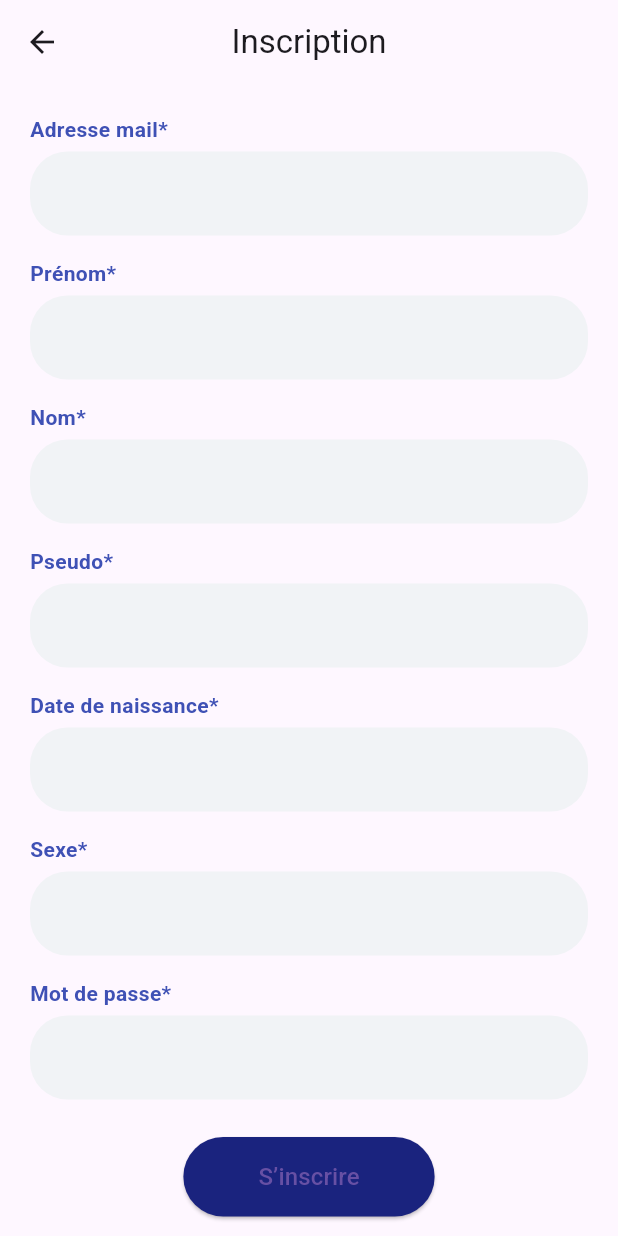
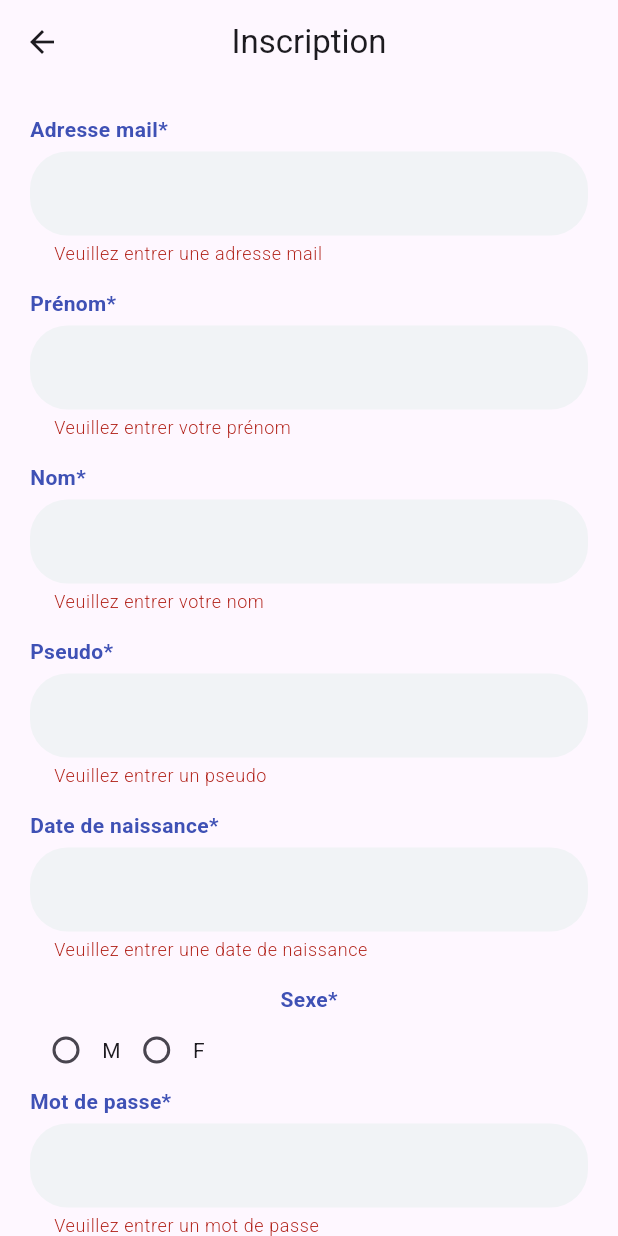
Before and after one commit to SNEUUD/cesi-resources, a Flutter app: the RegisterPage screen opened directly, after a tap on "S’inscrire", on a phone screen of 412 x 824 dp. Run offline on Flutter 3.47's test engine with Material 3 defaults, Android fonts, the phone set to English and light mode, and no system bars.

Commit message:
fix register

```diff
--- a/lib/view/auth/register_view.dart
+++ b/lib/view/auth/register_view.dart
@@ -15,22 +15,38 @@ class _RegisterPageState extends State<RegisterPage> {
   final _firstNameController = TextEditingController();
   final _lastNameController = TextEditingController();
   final _usernameController = TextEditingController();
-  final _genderController = TextEditingController();
   final _birthDateController = TextEditingController();
 
+  String? _gender;
+
+  final _formKey = GlobalKey<FormState>();
+
+  Future<void> _selectDate(BuildContext context) async {
+    final DateTime? picked = await showDatePicker(
+      context: context,
+      initialDate: DateTime.now(),
+      firstDate: DateTime(1900),
+      lastDate: DateTime.now(),
+    );
+    if (picked != null) {
+      setState(() {
+        _birthDateController.text =
+            "${picked.day.toString().padLeft(2, '0')}/${picked.month.toString().padLeft(2, '0')}/${picked.year}";
+      });
+    }
+  }
+
   void _register() async {
-    final url = Uri.parse(
-      'http://localhost:3000/register',
-    );
+    if (_formKey.currentState!.validate()) {
+      final url = Uri.parse('http://localhost:3000/register');
       final response = await http.post(
         url,
         headers: {'Content-Type': 'application/json'},
         body: jsonEncode({
           'nomUtilisateur': _lastNameController.text.trim(),
           'prénomUtilisateur': _firstNameController.text.trim(),
-        'dateNaissanceUtilisateur':
-            _birthDateController.text.trim(),
-        'sexeUtilisateur': _genderController.text.trim(),
+          'dateNaissanceUtilisateur': _birthDateController.text.trim(),
+          'sexeUtilisateur': _gender,
           'pseudoUtilisateur': _usernameController.text.trim(),
           'emailUtilisateur': _emailController.text.trim(),
           'motDePasseUtilisateur': _passwordController.text.trim(),
@@ -50,11 +66,13 @@ class _RegisterPageState extends State<RegisterPage> {
         );
       }
     }
+  }
 
   Widget _buildTextField(
     String label,
     TextEditingController controller, {
     bool obscure = false,
+    String? Function(String?)? validator,
   }) {
     return Column(
       crossAxisAlignment: CrossAxisAlignment.start,
@@ -67,9 +85,10 @@ class _RegisterPageState extends State<RegisterPage> {
           ),
         ),
         const SizedBox(height: 5),
-        TextField(
+        TextFormField(
           controller: controller,
           obscureText: obscure,
+          validator: validator,
           decoration: InputDecoration(
             filled: true,
             fillColor: const Color(0xFFF1F3F6),
@@ -90,18 +109,143 @@ class _RegisterPageState extends State<RegisterPage> {
       appBar: AppBar(title: const Text("Inscription"), centerTitle: true),
       body: SingleChildScrollView(
         padding: const EdgeInsets.all(20),
+        child: Form(
+          key: _formKey,
           child: Column(
             children: [
-            _buildTextField("Adresse mail*", _emailController),
-            _buildTextField("Prénom*", _firstNameController),
-            _buildTextField("Nom*", _lastNameController),
-            _buildTextField("Pseudo*", _usernameController),
-            _buildTextField("Date de naissance*", _birthDateController),
-            _buildTextField("Sexe*", _genderController),
+              _buildTextField(
+                "Adresse mail*",
+                _emailController,
+                validator: (value) {
+                  if (value == null || value.isEmpty) {
+                    return 'Veuillez entrer une adresse mail';
+                  }
+                  if (!RegExp(
+                    r'^[\w-\.]+@([\w-]+\.)+[\w-]{2,4}$',
+                  ).hasMatch(value)) {
+                    return 'Veuillez entrer une adresse mail valide';
+                  }
+                  return null;
+                },
+              ),
+              _buildTextField(
+                "Prénom*",
+                _firstNameController,
+                validator: (value) {
+                  if (value == null || value.isEmpty) {
+                    return 'Veuillez entrer votre prénom';
+                  }
+                  if (value.length > 45) {
+                    return 'Le prénom ne doit pas dépasser 45 caractères';
+                  }
+                  return null;
+                },
+              ),
+              _buildTextField(
+                "Nom*",
+                _lastNameController,
+                validator: (value) {
+                  if (value == null || value.isEmpty) {
+                    return 'Veuillez entrer votre nom';
+                  }
+                  if (value.length > 255) {
+                    return 'Le nom ne doit pas dépasser 255 caractères';
+                  }
+                  return null;
+                },
+              ),
+              _buildTextField(
+                "Pseudo*",
+                _usernameController,
+                validator: (value) {
+                  if (value == null || value.isEmpty) {
+                    return 'Veuillez entrer un pseudo';
+                  }
+                  if (value.length > 45) {
+                    return 'Le pseudo ne doit pas dépasser 45 caractères';
+                  }
+                  return null;
+                },
+              ),
+              Column(
+                crossAxisAlignment: CrossAxisAlignment.start,
+                children: [
+                  const Text(
+                    "Date de naissance*",
+                    style: TextStyle(
+                      fontWeight: FontWeight.bold,
+                      color: Colors.indigo,
+                    ),
+                  ),
+                  const SizedBox(height: 5),
+                  TextFormField(
+                    controller: _birthDateController,
+                    decoration: InputDecoration(
+                      filled: true,
+                      fillColor: const Color(0xFFF1F3F6),
+                      border: OutlineInputBorder(
+                        borderRadius: BorderRadius.circular(25),
+                        borderSide: BorderSide.none,
+                      ),
+                    ),
+                    onTap: () => _selectDate(context),
+                    validator: (value) {
+                      if (value == null || value.isEmpty) {
+                        return 'Veuillez entrer une date de naissance';
+                      }
+                      if (!RegExp(r'^\d{2}/\d{2}/\d{4}$').hasMatch(value)) {
+                        return 'Veuillez entrer une date au format JJ/MM/AAAA';
+                      }
+                      return null;
+                    },
+                  ),
+                  const SizedBox(height: 15),
+                ],
+              ),
+              const Text(
+                "Sexe*",
+                style: TextStyle(
+                  fontWeight: FontWeight.bold,
+                  color: Colors.indigo,
+                ),
+              ),
+              Row(
+                children: [
+                  Radio<String>(
+                    value: 'M',
+                    groupValue: _gender,
+                    onChanged: (String? value) {
+                      setState(() {
+                        _gender = value;
+                      });
+                    },
+                  ),
+                  const Text('M'),
+                  Radio<String>(
+                    value: 'F',
+                    groupValue: _gender,
+                    onChanged: (String? value) {
+                      setState(() {
+                        _gender = value;
+                      });
+                    },
+                  ),
+                  const Text('F'),
+                ],
+              ),
               _buildTextField(
                 "Mot de passe*",
                 _passwordController,
                 obscure: true,
+                validator: (value) {
+                  if (value == null || value.isEmpty) {
+                    return 'Veuillez entrer un mot de passe';
+                  }
+                  if (value.length > 255) {
+                    return 'Le mot de passe ne doit pas dépasser 255 caractères';
+                  }
+                  return null;
+                },
               ),
               const SizedBox(height: 10),
               ElevatedButton(
@@ -121,6 +265,7 @@ class _RegisterPageState extends State<RegisterPage> {
             ],
           ),
         ),
+      ),
     );
   }
 }
```
Lines whose indentation alone changed are shown as unchanged.
